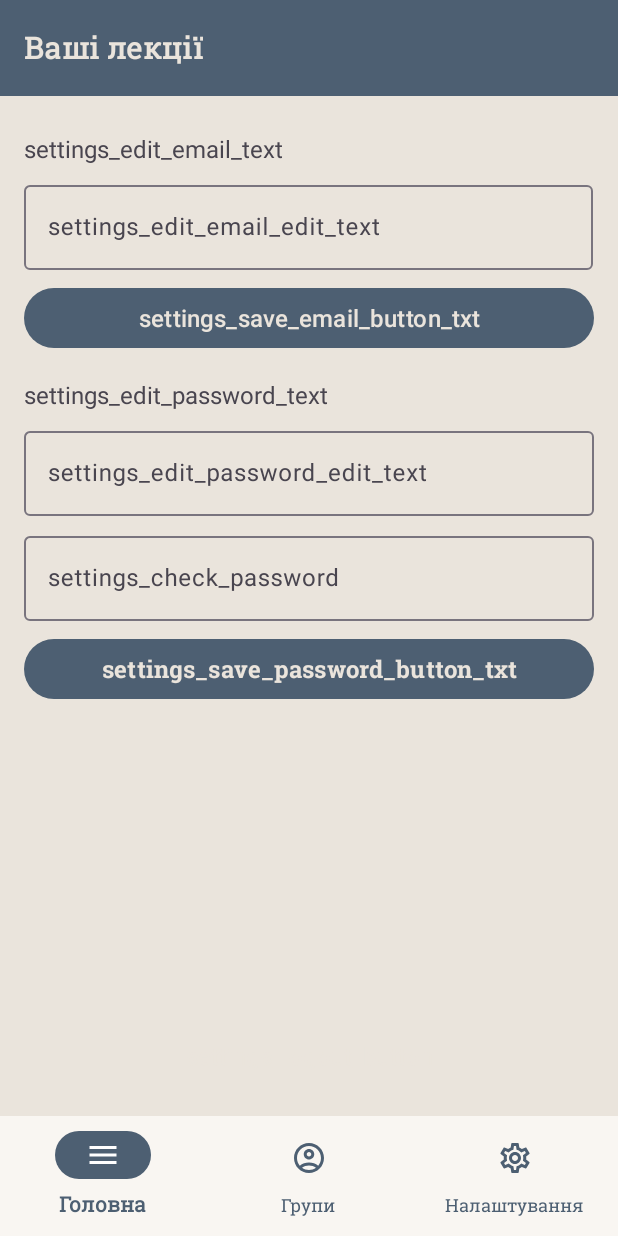
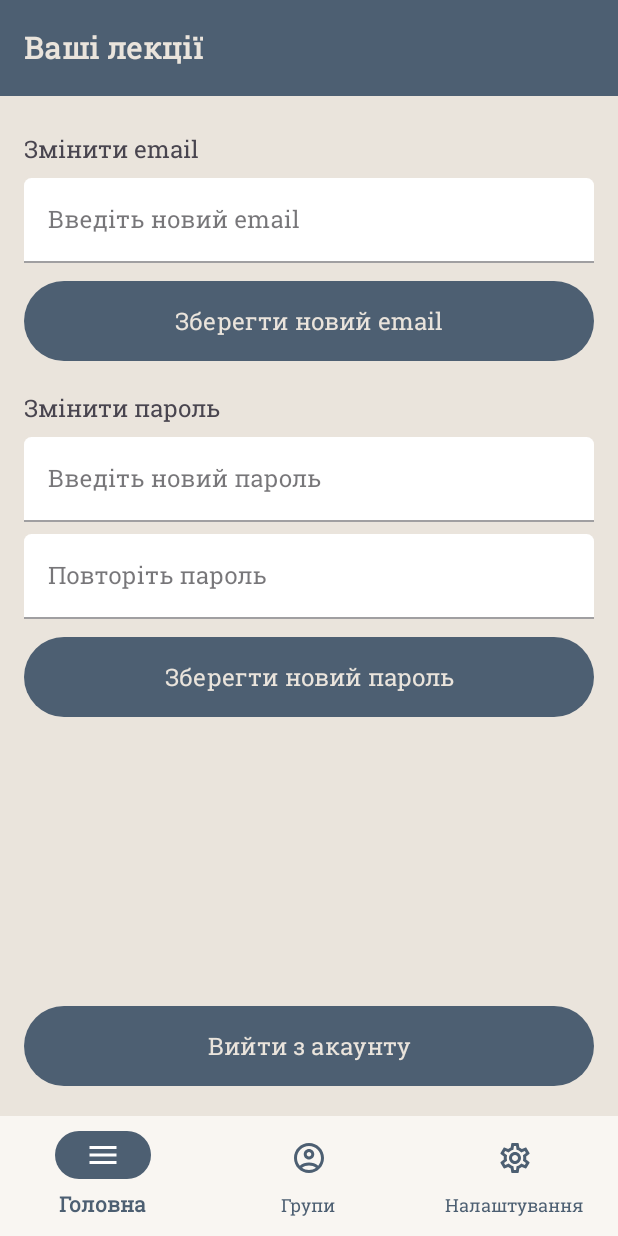
Before and after one commit to MasterNikPro/piv_dev_project, an Android app: the fragment_settings screen opened through its navigation route, on a phone screen of 412 x 824 dp. Run offline under Robolectric (Android 15) with nearby library versions, the phone set to English and light mode, and no system bars; our stand-ins replace Firebase (no records; nobody signed in at launch, a user with empty details on screens opened directly).

Commit message:
update des

```diff
--- a/app/src/main/res/layout/fragment_settings.xml
+++ b/app/src/main/res/layout/fragment_settings.xml
@@ -1,30 +1,38 @@
 <?xml version="1.0" encoding="utf-8"?>
 <RelativeLayout xmlns:android="http://schemas.android.com/apk/res/android"
     xmlns:tools="http://schemas.android.com/tools"
+    xmlns:app="http://schemas.android.com/apk/res-auto"
     android:layout_width="match_parent"
     android:layout_height="match_parent"
     tools:context=".fragments.fragment_settings"
     android:paddingLeft="16dp"
     android:paddingRight="16dp"
     android:paddingBottom="16dp"
-    android:paddingTop="24dp">>
+    android:paddingTop="24dp">
 
     <TextView
+        android:fontFamily="@font/roboto_slab"
         android:id="@+id/text_view_edit_email"
         android:layout_width="wrap_content"
         android:layout_height="wrap_content"
-        android:text="settings_edit_email_text"
+        android:text="@string/settings_edit_email_text"
         android:layout_marginBottom="8dp"
         android:textSize="16dp" />
 
     <com.google.android.material.textfield.TextInputLayout
         android:id="@+id/new_email_text_input_edit_text"
-        android:layout_width="379dp"
+        android:layout_width="match_parent"
         android:layout_height="wrap_content"
         android:layout_below="@+id/text_view_edit_email"
+        android:theme="@style/MyTextInputLayout_overlay"
+
+        app:boxCornerRadiusTopEnd="5dp"
+        app:boxCornerRadiusTopStart="5dp"
+        app:boxBackgroundColor="@color/white"
+        style="@style/Widget.MaterialComponents.TextInputLayout.FilledBox"
         android:layout_marginBottom="8dp"
-
-        android:hint="settings_edit_email_edit_text"
+        android:fontFamily="@font/roboto_slab"
+        android:hint="@string/settings_edit_email_edit_text_hint"
         android:inputType="textEmailAddress"
         android:textSize="16dp"
 >
@@ -33,41 +41,53 @@
             android:id="@+id/edit_text_view_edit_email"
             android:layout_width="match_parent"
             android:layout_height="wrap_content"
+            android:fontFamily="@font/roboto_slab"
             android:inputType="textEmailAddress" />
     </com.google.android.material.textfield.TextInputLayout>
 
     <Button
+        android:fontFamily="@font/roboto_slab"
         android:id="@+id/button_save_edit_email"
         android:layout_width="match_parent"
-        android:layout_height="48dp"
+        android:layout_height="wrap_content"
+        android:paddingTop="15dp"
+        android:paddingBottom="15dp"
         android:layout_below="@+id/new_email_text_input_edit_text"
         android:layout_marginBottom="16dp"
-        android:text="settings_save_email_button_txt"
+        android:text="@string/settings_save_email_button_txt"
         android:textAllCaps="false"
         android:textSize="16sp" />
 
     <TextView
+        android:fontFamily="@font/roboto_slab"
         android:id="@+id/text_view_edit_password"
         android:layout_width="wrap_content"
         android:layout_height="wrap_content"
         android:layout_below="@id/button_save_edit_email"
         android:layout_marginBottom="8dp"
-        android:text="settings_edit_password_text"
+        android:text="@string/settings_edit_password_text"
         android:textSize="16dp" />
 
     <com.google.android.material.textfield.TextInputLayout
         android:id="@+id/new_password_edit_text_input"
         android:layout_width="match_parent"
         android:layout_height="wrap_content"
-
+        app:boxCornerRadiusTopEnd="5dp"
+        app:boxCornerRadiusTopStart="5dp"
+        app:boxBackgroundColor="@color/white"
+        android:fontFamily="@font/roboto_slab"
         android:layout_below="@+id/text_view_edit_password"
         android:layout_marginBottom="8dp"
-        android:hint="settings_edit_password_edit_text"
+        android:theme="@style/MyTextInputLayout_overlay"
+
+        style="@style/Widget.MaterialComponents.TextInputLayout.FilledBox"
+        android:hint="@string/settings_edit_password_edit_text_hint"
         android:inputType="textPassword"
         android:textSize="16dp" >
         <com.google.android.material.textfield.TextInputEditText
             android:id="@+id/edit_text_view_edit_password"
             android:layout_width="match_parent"
+            android:fontFamily="@font/roboto_slab"
             android:layout_height="wrap_content"
             android:inputType="textPassword"/>
     </com.google.android.material.textfield.TextInputLayout>
@@ -77,16 +97,24 @@
         android:id="@+id/check_new_password_imput_edit_text"
         android:layout_width="match_parent"
         android:layout_height="wrap_content"
+
         android:layout_below="@+id/new_password_edit_text_input"
         android:layout_marginBottom="8dp"
-        android:hint="settings_check_password"
+        android:hint="@string/settings_check_password_hint"
 
+        android:theme="@style/MyTextInputLayout_overlay"
+        app:boxCornerRadiusTopEnd="5dp"
+        app:boxCornerRadiusTopStart="5dp"
+        app:boxBackgroundColor="@color/white"
+        style="@style/Widget.MaterialComponents.TextInputLayout.FilledBox"
 
+        android:fontFamily="@font/roboto_slab"
         android:inputType="textPassword"
         android:textSize="16dp" >
         <com.google.android.material.textfield.TextInputEditText
             android:id="@+id/edit_text_check_edit_password"
             android:layout_width="match_parent"
+            android:fontFamily="@font/roboto_slab"
             android:layout_height="wrap_content"
             android:inputType="textPassword"/>
     </com.google.android.material.textfield.TextInputLayout>
@@ -95,22 +123,26 @@
     <Button
         android:id="@+id/button_save_edit_password"
         android:layout_width="match_parent"
-        android:layout_height="48dp"
+        android:layout_height="wrap_content"
         android:layout_below="@+id/check_new_password_imput_edit_text"
         android:layout_marginBottom="20dp"
-        android:fontFamily="@font/roboto_slab_bold"
-        android:text="settings_save_password_button_txt"
+        android:paddingTop="15dp"
+        android:paddingBottom="15dp"
+        android:fontFamily="@font/roboto_slab"
+        android:text="@string/settings_save_password_button_txt"
         android:textAllCaps="false"
         android:textSize="16sp" />
 
 
     <Button
         android:id="@+id/settings_log_out_button"
-        style="?android:attr/borderlessButtonStyle"
+        android:paddingTop="15dp"
+        android:paddingBottom="15dp"
         android:layout_width="match_parent"
-        android:layout_height="48dp"
+        android:layout_height="wrap_content"
+        android:fontFamily="@font/roboto_slab"
         android:layout_alignParentBottom="true"
-        android:text="settings_logout_button"
+        android:text="@string/settings_logout_button"
         android:textAllCaps="false"
         android:textSize="16sp" />
 
--- a/app/src/main/res/values-night/themes.xml
+++ b/app/src/main/res/values-night/themes.xml
@@ -12,6 +12,9 @@
         <!-- Status bar color. -->
         <item name="android:statusBarColor">@color/buttons</item>
         <!-- Customize your theme here. -->
+    </style>
+    <style name="MyTextInputLayout_overlay">
+        <item name="colorOnSurface">@color/black</item>
     </style>
     <style name="FloatingActionButtonStyle" parent="Widget.Design.FloatingActionButton">
         <item name="shapeAppearanceOverlay">@style/FabShapeStyle1</item>
--- a/app/src/main/res/values/strings.xml
+++ b/app/src/main/res/values/strings.xml
@@ -5,4 +5,28 @@
     <string name="title_home">Головна</string>
     <string name="title_dashboard">Групи</string>
     <string name="title_notifications">Налаштування</string>
+
+
+    <string name="add_exist_group_dialog_title_text">Додати існуючу групу</string>
+    <string name="add_exist_group_set_name_group_text">Введіть назву групи</string>
+    <string name="name_exist_grop_reg">Назва групи</string>
+    <string name="name_exist_grop_reg_hint">Код існуючої групи</string>
+
+    <string name="add_new_group_dialog_title_text">Створити нову групу</string>
+    <string name="add_new_group_set_name_group_text">Введіть назву нової групи</string>
+    <string name="add_new_group_dialog_title_text_hint">Введіть назву групи</string>
+
+    <string name="settings_edit_email_text">Змінити email</string>
+    <string name="settings_edit_email_edit_text_hint">Введіть новий email</string>
+    <string name="settings_save_email_button_txt">Зберегти новий email</string>
+
+    <string name="settings_edit_password_text">Змінити пароль</string>
+    <string name="settings_edit_password_edit_text_hint">Введіть новий пароль</string>
+    <string name="settings_check_password_hint">Повторіть пароль</string>
+    <string name="settings_save_password_button_txt">Зберегти новий пароль</string>
+    <string name="settings_logout_button">Вийти з акаунту</string>
+
+
+
+
 </resources>
```
Also changed, not shown: app/src/main/res/layout/activity_add_exist_group.xml (+14 -10 lines), app/src/main/res/layout/activity_add_new_group.xml (+10 -6 lines).
